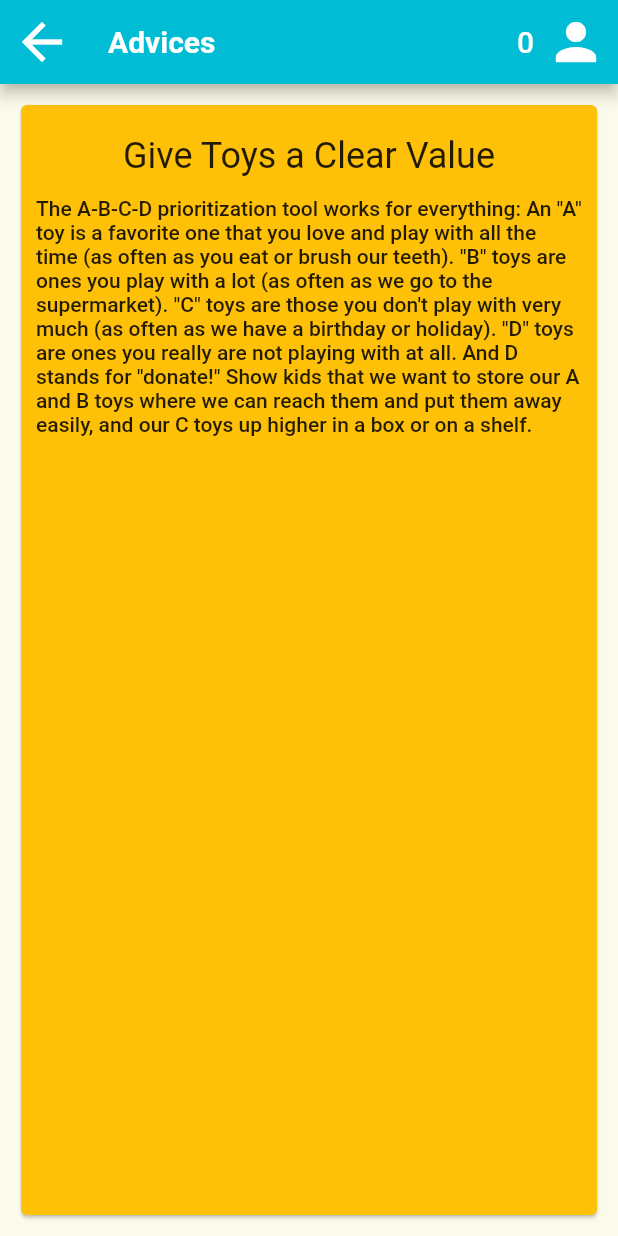
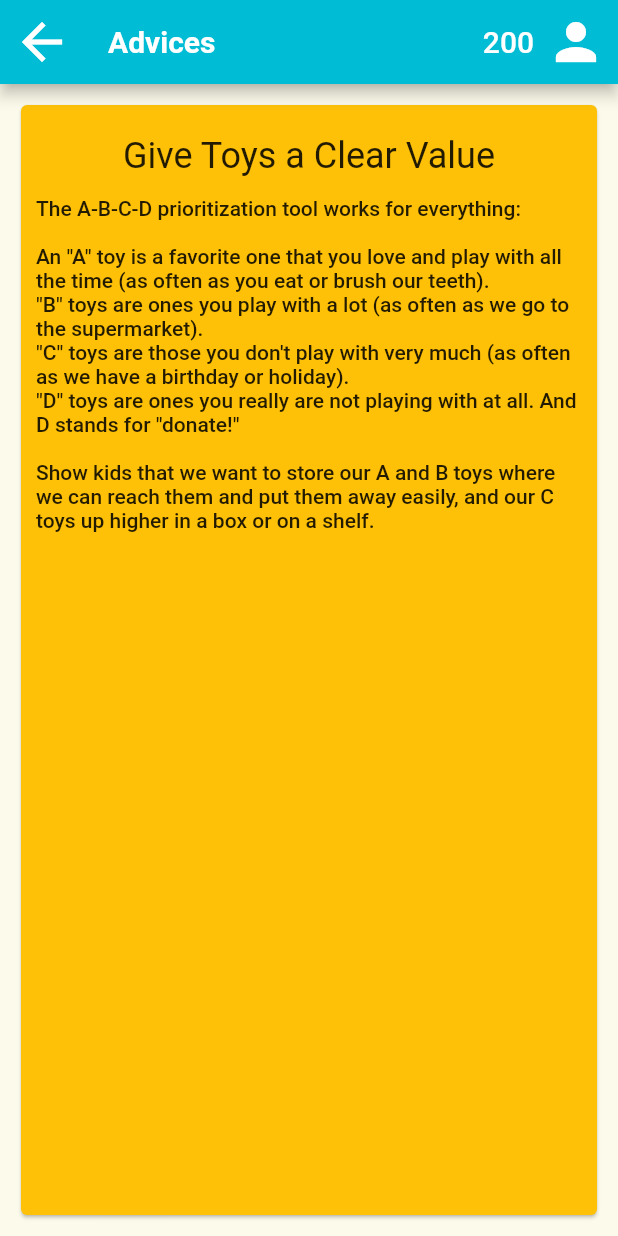
Before and after one commit to juliekitty/project_kidplanner, a Flutter app: the AdvicesView screen opened directly, swiped to page 5, on a phone screen of 412 x 824 dp. Run offline on Flutter 3.47's test engine with Material 2 defaults, Android fonts, the phone set to English and light mode, and no system bars; our stand-ins replace audioplayers, circular_countdown_timer, flutter_svg, sqflite, time, webview_flutter; missing offline and left inert: countdown_flutter, date_time_format, duration_picker; accounts and stored records are empty; Roboto replaces fonts that are missing (Futura).

Commit message:
advices content

```diff
--- a/lib/views/CountDownTimerView.dart
+++ b/lib/views/CountDownTimerView.dart
@@ -26,7 +26,7 @@ class _CountDownTimerState extends State<CountDownTimer>
   Future initDuration() async {
     var resultingDuration = await showDurationPicker(
       context: context,
-      initialTime: Duration(minutes: 10),
+      initialTime: Duration(minutes: 3),
       snapToMins: 5.0,
     );
     setState(() {
--- a/lib/views/advicesView.dart
+++ b/lib/views/advicesView.dart
@@ -1,17 +1,23 @@
 import 'package:flutter/widgets.dart';
 import 'package:flutter/material.dart';
 import 'package:project_kidplanner/src/components/appBar.dart';
+import 'package:project_kidplanner/src/libraries/globals.dart' as globals;
 
 class AdvicesView extends StatelessWidget {
   @override
   Widget build(BuildContext context) {
-//
+    var maxIndex = 0;
     return Scaffold(
       appBar: appBar(context, Theme.of(context).textTheme, 'Advices'),
       body: Container(
         color: Colors.yellow[100].withOpacity(0.3),
         child: PageView(
-            //padding: const EdgeInsets.all(8.0),
+            onPageChanged: (index) {
+              if (maxIndex < index) {
+                globals.currentParticipant.addToScore(50);
+                maxIndex = index;
+              }
+            },
             children: [
               Padding(
                 padding: const EdgeInsets.all(10.0),
@@ -32,7 +38,7 @@ class AdvicesView extends StatelessWidget {
                   color: Colors.amber,
                   child: Column(children: [
                     Padding(
-                      padding: const EdgeInsets.fromLTRB(10, 20, 10, 3),
+                      padding: const EdgeInsets.fromLTRB(10, 10, 10, 3),
                       child: Text(
                         'Limit Keepsakes',
                         textAlign: TextAlign.center,
@@ -42,10 +48,24 @@ class AdvicesView extends StatelessWidget {
                     Padding(
                       padding: const EdgeInsets.all(10.0),
                       child: Text(
-                        'Some children let go of things easily, but for those who are stubborn about saving every little thing, offer up a "limiting container." They can keep all of the keepsakes they want, as long as they fit in a certain box, or on a certain shelf.',
+                        'Some children let go of things easily, but for those who are stubborn about saving every little thing, offer up a "limiting container".',
                         style: Theme.of(context).textTheme.bodyText1,
                       ),
-                    )
+                    ),
+                    Padding(
+                      padding: const EdgeInsets.fromLTRB(10, 20, 10, 3),
+                      child: Image.asset(
+                        'assets/images/advices/1.jpg',
+                        height: 200,
+                      ),
+                    ),
+                    Padding(
+                      padding: const EdgeInsets.all(10.0),
+                      child: Text(
+                        'They can keep all of the keepsakes they want, as long as they fit in a certain box, or on a certain shelf.',
+                        style: Theme.of(context).textTheme.bodyText1,
+                      ),
+                    ),
                   ]),
                 ),
               ),
@@ -68,7 +88,14 @@ class AdvicesView extends StatelessWidget {
                         'It helps to deliberately verbalize the steps of your morning and evening routines with kids. Post a checklist on a bathroom mirror or bedroom wall for things like packing lunch, gathering homework, and getting dressed. Bedtime habits are important to emphasize because they pave a smoother path to sleep.',
                         style: Theme.of(context).textTheme.bodyText1,
                       ),
-                    )
+                    ),
+                    Padding(
+                      padding: const EdgeInsets.fromLTRB(10, 20, 10, 3),
+                      child: Image.asset(
+                        'assets/images/advices/2.jpg',
+                        height: 200,
+                      ),
+                    ),
                   ]),
                 ),
               ),
@@ -91,7 +118,14 @@ class AdvicesView extends StatelessWidget {
                         'Let kids feel empowered by having them help you plan your errands before leaving the house. Have them help solve the puzzle of pinpointing the fastest route around town — and note logistical roadblocks, like making sure frozen food doesn\'t melt or pets won\'t be left in the car. Make it interesting with a stop for frozen yogurt as a reward.',
                         style: Theme.of(context).textTheme.bodyText1,
                       ),
-                    )
+                    ),
+                    Padding(
+                      padding: const EdgeInsets.fromLTRB(10, 20, 10, 3),
+                      child: Image.asset(
+                        'assets/images/advices/3.jpg',
+                        height: 200,
+                      ),
+                    ),
                   ]),
                 ),
               ),
@@ -111,10 +145,10 @@ class AdvicesView extends StatelessWidget {
                     Padding(
                       padding: const EdgeInsets.all(10.0),
                       child: Text(
-                        'The A-B-C-D prioritization tool works for everything: An "A" toy is a favorite one that you love and play with all the time (as often as you eat or brush our teeth). "B" toys are ones you play with a lot (as often as we go to the supermarket). "C" toys are those you don\'t play with very much (as often as we have a birthday or holiday). "D" toys are ones you really are not playing with at all. And D stands for "donate!" Show kids that we want to store our A and B toys where we can reach them and put them away easily, and our C toys up higher in a box or on a shelf.',
+                        'The A-B-C-D prioritization tool works for everything: \n\nAn "A" toy is a favorite one that you love and play with all the time (as often as you eat or brush our teeth). \n"B" toys are ones you play with a lot (as often as we go to the supermarket). \n"C" toys are those you don\'t play with very much (as often as we have a birthday or holiday). \n"D" toys are ones you really are not playing with at all. And D stands for "donate!" \n\nShow kids that we want to store our A and B toys where we can reach them and put them away easily, and our C toys up higher in a box or on a shelf.',
                         style: Theme.of(context).textTheme.bodyText1,
                       ),
-                    )
+                    ),
                   ]),
                 ),
               ),
@@ -137,7 +171,14 @@ class AdvicesView extends StatelessWidget {
                         'You can make packing lists for kids when you are going on a trip, or have them help you make shopping and to-do lists. Kids love to cross things off and you\'re teaching them how to organize their thoughts. Lists can also be helpful for reducing your need to nag when there are several tasks that need to be done.',
                         style: Theme.of(context).textTheme.bodyText1,
                       ),
-                    )
+                    ),
+                    Padding(
+                      padding: const EdgeInsets.fromLTRB(10, 20, 10, 3),
+                      child: Image.asset(
+                        'assets/images/advices/4.jpg',
+                        height: 200,
+                      ),
+                    ),
                   ]),
                 ),
               ),
```
Also changed, not shown: lib/views/bonusTasksView.dart (+0 -24 lines), 1 other file.
